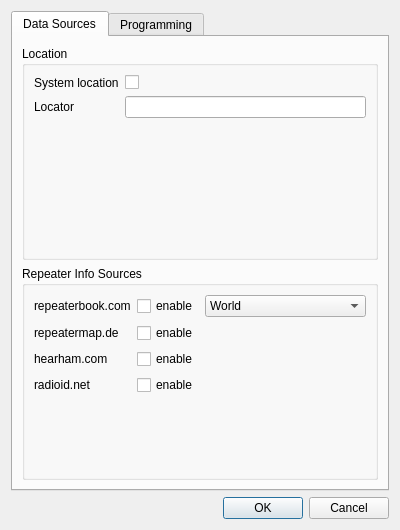
Above: src/settingsdialog.ui from hmatuschek/qdmr before the change. Below: the same form after it.
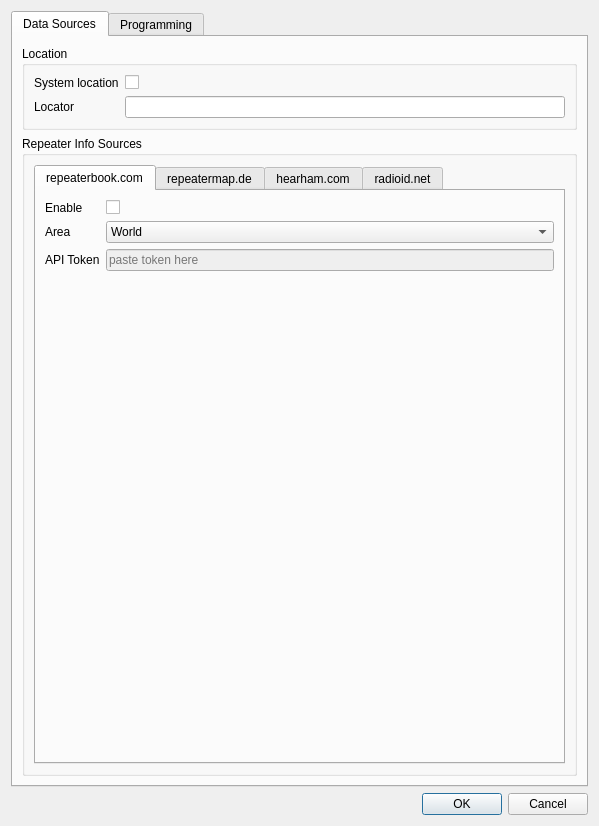
That is the form after the change.

Commit message: Updated repeatermap.de API (added access token).

Diff of the .ui file:
```diff
--- a/src/settingsdialog.ui
+++ b/src/settingsdialog.ui
@@ -6,8 +6,8 @@
    <rect>
     <x>0</x>
     <y>0</y>
-    <width>400</width>
-    <height>530</height>
+    <width>599</width>
+    <height>826</height>
    </rect>
   </property>
   <property name="sizePolicy">
@@ -80,24 +80,39 @@
          <property name="title">
           <string>Repeater Info Sources</string>
          </property>
-         <layout class="QFormLayout" name="formLayout_5">
-          <item row="1" column="0">
-           <widget class="QLabel" name="label_15">
-            <property name="text">
+         <layout class="QVBoxLayout" name="verticalLayout_4">
+          <item>
+           <widget class="QTabWidget" name="sourceTab">
+            <property name="currentIndex">
+             <number>0</number>
+            </property>
+            <widget class="QWidget" name="repeaterbookTab">
+             <attribute name="title">
              <string notr="true">repeaterbook.com</string>
+             </attribute>
+             <layout class="QFormLayout" name="formLayout_3">
+              <item row="0" column="0">
+               <widget class="QLabel" name="label_13">
+                <property name="text">
+                 <string>Enable</string>
             </property>
            </widget>
           </item>
-          <item row="1" column="1">
-           <layout class="QHBoxLayout" name="horizontalLayout">
-            <item>
+              <item row="0" column="1">
              <widget class="QCheckBox" name="repeaterBookEnable">
               <property name="text">
-               <string>enable</string>
+                 <string/>
               </property>
              </widget>
             </item>
-            <item>
+              <item row="1" column="0">
+               <widget class="QLabel" name="label_12">
+                <property name="text">
+                 <string>Area</string>
+                </property>
+               </widget>
+              </item>
+              <item row="1" column="1">
              <widget class="QComboBox" name="repeaterBookRegion">
               <property name="sizePolicy">
                <sizepolicy hsizetype="MinimumExpanding" vsizetype="Fixed">
@@ -117,48 +132,108 @@
               </item>
              </widget>
             </item>
-           </layout>
-          </item>
           <item row="2" column="0">
-           <widget class="QLabel" name="label_16">
+               <widget class="QLabel" name="label_15">
             <property name="text">
-             <string notr="true">repeatermap.de</string>
+                 <string>API Token</string>
             </property>
            </widget>
           </item>
           <item row="2" column="1">
+               <widget class="QLineEdit" name="repeaterBookAPIToken">
+                <property name="enabled">
+                 <bool>false</bool>
+                </property>
+                <property name="echoMode">
+                 <enum>QLineEdit::EchoMode::PasswordEchoOnEdit</enum>
+                </property>
+                <property name="placeholderText">
+                 <string>paste token here</string>
+                </property>
+               </widget>
+              </item>
+             </layout>
+            </widget>
+            <widget class="QWidget" name="repeaterMapTab">
+             <attribute name="title">
+              <string notr="true">repeatermap.de</string>
+             </attribute>
+             <layout class="QFormLayout" name="formLayout_6">
+              <item row="0" column="0">
+               <widget class="QLabel" name="label_20">
+                <property name="text">
+                 <string>Enable</string>
+                </property>
+               </widget>
+              </item>
+              <item row="0" column="1">
            <widget class="QCheckBox" name="repeaterMapEnable">
             <property name="text">
-             <string>enable</string>
+                 <string/>
             </property>
            </widget>
           </item>
-          <item row="3" column="0">
-           <widget class="QLabel" name="label_17">
+              <item row="1" column="0">
+               <widget class="QLabel" name="label_21">
             <property name="text">
+                 <string>API Token</string>
+                </property>
+               </widget>
+              </item>
+              <item row="1" column="1">
+               <widget class="QLineEdit" name="repeatermapAPIToken">
+                <property name="echoMode">
+                 <enum>QLineEdit::EchoMode::PasswordEchoOnEdit</enum>
+                </property>
+                <property name="placeholderText">
+                 <string>paste token here</string>
+                </property>
+               </widget>
+              </item>
+             </layout>
+            </widget>
+            <widget class="QWidget" name="hearhamTab">
+             <attribute name="title">
              <string notr="true">hearham.com</string>
+             </attribute>
+             <layout class="QFormLayout" name="formLayout_7">
+              <item row="0" column="0">
+               <widget class="QLabel" name="label_22">
+                <property name="text">
+                 <string>Enable</string>
             </property>
            </widget>
           </item>
-          <item row="3" column="1">
+              <item row="0" column="1">
            <widget class="QCheckBox" name="hearhamEnable">
             <property name="text">
-             <string>enable</string>
+                 <string/>
             </property>
            </widget>
           </item>
-          <item row="4" column="0">
-           <widget class="QLabel" name="label_18">
-            <property name="text">
+             </layout>
+            </widget>
+            <widget class="QWidget" name="radioidnetTab">
+             <attribute name="title">
              <string notr="true">radioid.net</string>
+             </attribute>
+             <layout class="QFormLayout" name="formLayout_8">
+              <item row="0" column="0">
+               <widget class="QLabel" name="label_16">
+                <property name="text">
+                 <string>Enable</string>
             </property>
            </widget>
           </item>
-          <item row="4" column="1">
+              <item row="0" column="1">
            <widget class="QCheckBox" name="radioIdEnable">
             <property name="text">
-             <string>enable</string>
-            </property>
+                 <string/>
+                </property>
+               </widget>
+              </item>
+             </layout>
+            </widget>
            </widget>
           </item>
          </layout>
```
Lines whose indentation alone changed are shown as unchanged. The commit also changes 9 other files.
